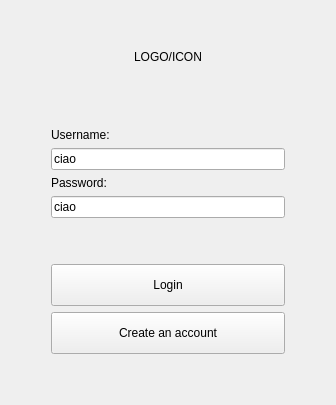
Before: the Qt Designer form Login/logindialog.ui in cosimo265598/Edilive, drawn with Qt 5.
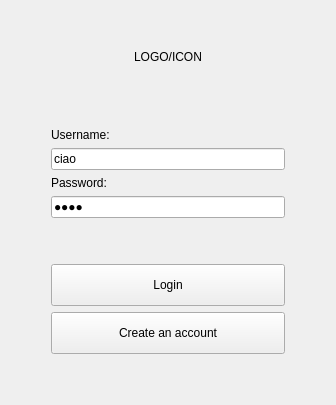
After: the same form once the commit is applied.

Commit message: added functionalities for update account info (image, nickname and password) but still to finish. Plus, finish the server-side and add a failure/success message from server to client

```diff
--- a/Login/logindialog.ui
+++ b/Login/logindialog.ui
@@ -561,6 +561,9 @@
          <property name="text">
           <string>ciao</string>
          </property>
+         <property name="echoMode">
+          <enum>QLineEdit::Password</enum>
+         </property>
         </widget>
        </item>
       </layout>
```
The commit also changes 19 other files.
